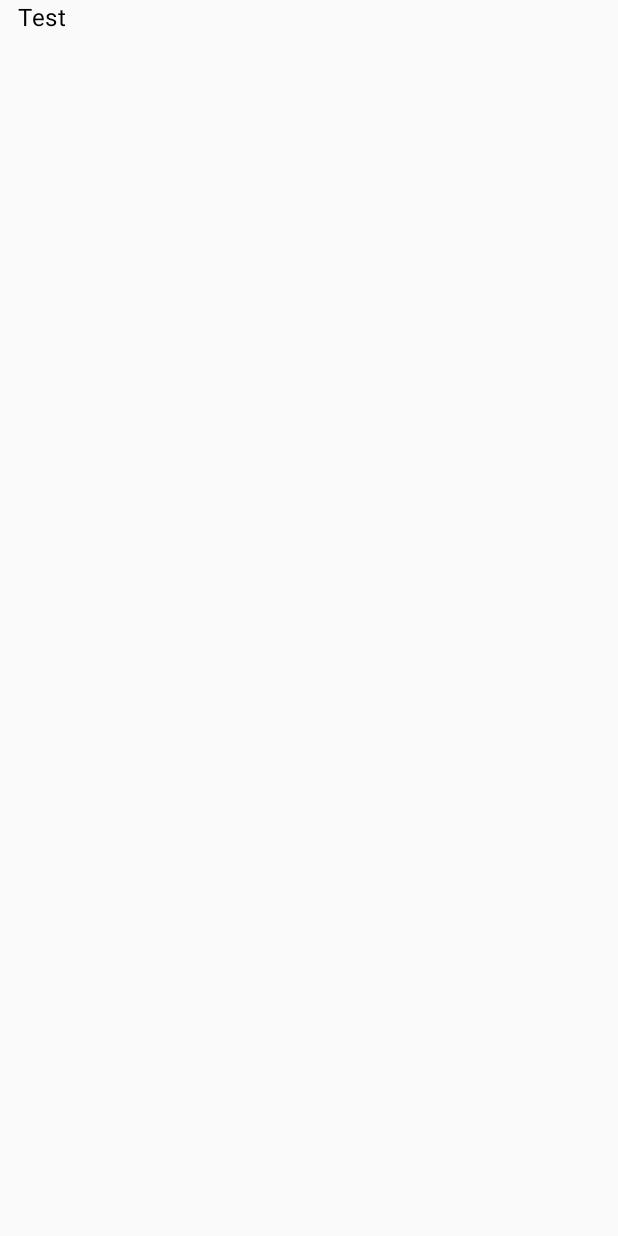
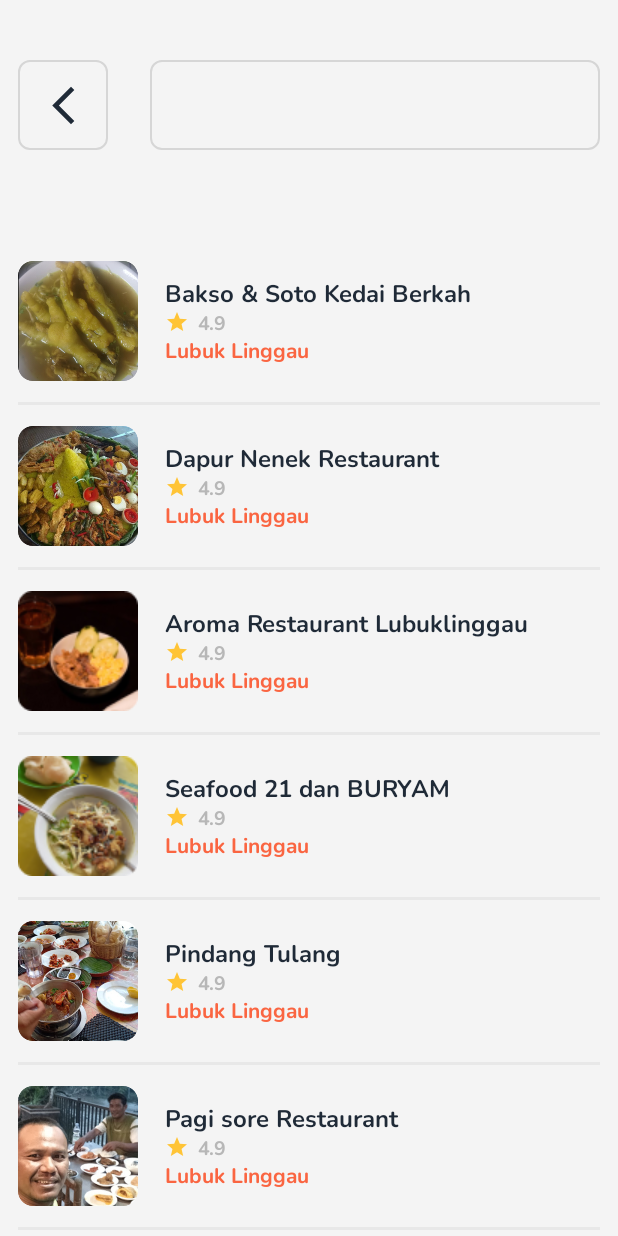
Before and after one commit to Royhan2123/Project-Mikro-Jastipin, an Android app built with Jetpack Compose: the SearchScreen screen opened through its navigation route, on a phone screen of 412 x 824 dp. Before the commit the screen is almost empty. Run offline under Robolectric (Android 15) with nearby library versions, the phone set to English and light mode, and no system bars.

Commit message:
Search 40%

```diff
--- a/app/src/main/java/com/example/jastipin/page/HomeScreen.kt
+++ b/app/src/main/java/com/example/jastipin/page/HomeScreen.kt
@@ -100,8 +100,6 @@ fun HomeScreen(navController: NavController) {
             }
 
             Spacer(modifier = Modifier.height(16.dp))
-
-
 
             Box(
                 modifier = Modifier
--- a/app/src/main/java/com/example/jastipin/page/SearchScreen.kt
+++ b/app/src/main/java/com/example/jastipin/page/SearchScreen.kt
@@ -1,25 +1,135 @@
 package com.example.jastipin.page
 
+import androidx.compose.foundation.background
+import androidx.compose.foundation.border
+import androidx.compose.foundation.layout.Arrangement
 import androidx.compose.foundation.layout.Box
+import androidx.compose.foundation.layout.Column
+import androidx.compose.foundation.layout.Row
+import androidx.compose.foundation.layout.Spacer
 import androidx.compose.foundation.layout.fillMaxSize
+import androidx.compose.foundation.layout.fillMaxWidth
+import androidx.compose.foundation.layout.height
 import androidx.compose.foundation.layout.padding
+import androidx.compose.foundation.layout.size
+import androidx.compose.foundation.layout.width
+import androidx.compose.foundation.shape.RoundedCornerShape
+import androidx.compose.material.icons.Icons
+import androidx.compose.material.icons.filled.ArrowBackIosNew
+import androidx.compose.material3.Icon
 import androidx.compose.material3.Text
 import androidx.compose.runtime.Composable
+import androidx.compose.ui.Alignment
 import androidx.compose.ui.Modifier
 import androidx.compose.ui.tooling.preview.Preview
 import androidx.compose.ui.unit.dp
 import androidx.navigation.NavController
 import androidx.navigation.compose.rememberNavController
+import com.example.jastipin.R
+import com.example.jastipin.ui.theme.accblack
+import com.example.jastipin.ui.theme.accgrey
+import com.example.jastipin.ui.theme.grey
+import com.example.jastipin.ui.theme.outlinebox
+import com.example.jastipin.widget.SearchItemList
+import com.example.jastipin.widget.SearchLazyColumn
 
 @Composable
 fun SearchScreen(navController: NavController) {
     Box(
         modifier = Modifier
             .fillMaxSize()
-            .padding(horizontal = 12.dp)
+            .background(grey)
     ) {
-        Text(text = "Test")
+        Column(
+            modifier = Modifier
+                .fillMaxSize()
+                .padding(horizontal = 12.dp)
+        ) {
+            Spacer(modifier = Modifier.height(40.dp))
+
+            Row(
+                modifier = Modifier.fillMaxWidth(),
+                horizontalArrangement = Arrangement.SpaceBetween
+            ) {
+                Box(
+                    modifier = Modifier
+                        .size(60.dp)
+                        .border(
+                            width = 1.dp,
+                            color = outlinebox,
+                            shape = RoundedCornerShape(8.dp)
+                        ),
+                    contentAlignment = Alignment.Center
+                ) {
+                    Icon(
+                        modifier = Modifier.size(30.dp),
+                        imageVector = Icons.Default.ArrowBackIosNew,
+                        contentDescription = null,
+                        tint = accblack,
+                    )
+                }
+                Box(
+                    modifier = Modifier
+                        .width(300.dp)
+                        .height(60.dp)
+                        .background(grey)
+                        .border(
+                            width = 1.dp,
+                            color = outlinebox,
+                            shape = RoundedCornerShape(8.dp)
+                        )
+                ) {
+
+                }
+            }
+            Spacer(modifier = Modifier.height(60.dp))
+
+            SearchLazyColumn()
+        }
     }
+}
+
+@Composable
+fun SearchLazyColumn() {
+    val items = listOf(
+        SearchItemList(
+            imageResId = R.drawable.searchimage1,
+            text1 = "Bakso & Soto Kedai Berkah",
+            text2 = "4.9",
+            text3 = "Lubuk Linggau"
+        ),
+        SearchItemList(
+            imageResId = R.drawable.searchimage2,
+            text1 = "Dapur Nenek Restaurant",
+            text2 = "4.9",
+            text3 = "Lubuk Linggau"
+        ),
+        SearchItemList(
+            imageResId = R.drawable.searchimage3,
+            text1 = "Aroma Restaurant Lubuklinggau",
+            text2 = "4.9",
+            text3 = "Lubuk Linggau"
+        ),
+        SearchItemList(
+            imageResId = R.drawable.searchimage4,
+            text1 = "Seafood 21 dan BURYAM",
+            text2 = "4.9",
+            text3 = "Lubuk Linggau"
+        ),
+        SearchItemList(
+            imageResId = R.drawable.searchimage5,
+            text1 = "Pindang Tulang",
+            text2 = "4.9",
+            text3 = "Lubuk Linggau"
+        ),
+        SearchItemList(
+            imageResId = R.drawable.searchimage6,
+            text1 = "Pagi sore Restaurant",
+            text2 = "4.9",
+            text3 = "Lubuk Linggau"
+        )
+    )
+    SearchLazyColumn(items = items)
 }
 
 @Preview
--- a/app/src/main/java/com/example/jastipin/ui/theme/Color.kt
+++ b/app/src/main/java/com/example/jastipin/ui/theme/Color.kt
@@ -13,6 +13,7 @@ val Pink40 = Color(0xFF7D5260)
 val orange = Color(0xFFFA6541)
 val grey = Color(0xFFF4F4F4)
 
+val accgrey2 = Color(0xFFE8E8E8)
 val accgrey = Color(0xFFB7B7B7)
 val accblack = Color(0xFF1F2A37)
 val accyellow = Color(0xFFFFC436)
--- /dev/null
+++ b/app/src/main/java/com/example/jastipin/widget/SearchLazyColumn.kt
@@ -0,0 +1,136 @@
+package com.example.jastipin.widget
+
+import android.graphics.drawable.Icon
+import androidx.compose.foundation.Image
+import androidx.compose.foundation.background
+import androidx.compose.foundation.layout.Arrangement
+import androidx.compose.foundation.layout.Column
+import androidx.compose.foundation.layout.Row
+import androidx.compose.foundation.layout.Spacer
+import androidx.compose.foundation.layout.fillMaxWidth
+import androidx.compose.foundation.layout.height
+import androidx.compose.foundation.layout.padding
+import androidx.compose.foundation.layout.size
+import androidx.compose.foundation.layout.width
+import androidx.compose.foundation.lazy.LazyColumn
+import androidx.compose.foundation.lazy.LazyRow
+import androidx.compose.foundation.lazy.items
+import androidx.compose.foundation.shape.RoundedCornerShape
+import androidx.compose.material.Divider
+import androidx.compose.material.Icon
+import androidx.compose.material.Text
+import androidx.compose.material.icons.Icons
+import androidx.compose.material.icons.filled.Favorite
+import androidx.compose.material.icons.filled.Star
+import androidx.compose.material.icons.filled.Start
+import androidx.compose.runtime.Composable
+import androidx.compose.runtime.remember
+import androidx.compose.ui.Alignment
+import androidx.compose.ui.Modifier
+import androidx.compose.ui.draw.clip
+import androidx.compose.ui.graphics.painter.Painter
+import androidx.compose.ui.res.painterResource
+import androidx.compose.ui.tooling.preview.Preview
+import androidx.compose.ui.unit.dp
+import androidx.compose.ui.unit.sp
+import com.example.jastipin.R
+import com.example.jastipin.ui.theme.accblack
+import com.example.jastipin.ui.theme.accgrey
+import com.example.jastipin.ui.theme.accgrey2
+import com.example.jastipin.ui.theme.accyellow
+import com.example.jastipin.ui.theme.grey
+import com.example.jastipin.ui.theme.nunitoBold
+import com.example.jastipin.ui.theme.orange
+import org.intellij.lang.annotations.JdkConstants.HorizontalAlignment
+
+data class SearchItemList(
+    val imageResId: Int,
+    val text1: String,
+    val text2: String,
+    val text3: String
+)
+
+@Composable
+fun SearchLazyColumn(items: List<SearchItemList>) {
+    LazyColumn() {
+        items(items) { item ->
+            Row(
+                modifier = Modifier
+                    .padding(top = 14.dp, bottom = 14.dp)
+                    .fillMaxWidth()
+            ) {
+                Image(
+                    painter = painterResource(id = item.imageResId),
+                    contentDescription = null,
+                    modifier = Modifier
+                        .height(80.dp)
+                        .width(80.dp)
+                        .clip(shape = RoundedCornerShape(4.dp))
+                )
+                Column(
+                    modifier = Modifier
+                        .padding(start = 18.dp)
+                        .align(Alignment.CenterVertically)
+                ) {
+                    Text(
+                        text = item.text1,
+                        fontFamily = nunitoBold,
+                        fontSize = 16.sp,
+                        color = accblack
+                    )
+                    Row {
+                        Icon(
+                            modifier = Modifier.size(16.dp),
+                            imageVector = Icons.Default.Star,
+                            tint = accyellow,
+                            contentDescription = "Star"
+                        )
+                        Spacer(modifier = Modifier.padding(end = 6.dp))
+                        Text(
+                            text = item.text2,
+                            fontFamily = nunitoBold,
+                            fontSize = 13.sp,
+                            color = accgrey
+                        )
+                    }
+
+                    Text(
+                        text = item.text3,
+                        fontFamily = nunitoBold,
+                        fontSize = 14.sp,
+                        color = orange
+                    )
+                }
+            }
+
+            Divider(color = accgrey2, thickness = 2.dp)
+        }
+
+    }
+}
+
+@Preview
+@Composable
+fun PreviewLazyColumn() {
+    val items = listOf(
+        SearchItemList(
+            imageResId = R.drawable.columnimage1,
+            text1 = "Text 1A",
+            text2 = "Text 2A",
+            text3 = "Text 3A"
+        ),
+        SearchItemList(
+            imageResId = R.drawable.columnimage2,
+            text1 = "Text 1B",
+            text2 = "Text 2B",
+            text3 = "Text 3B"
+        ),
+        SearchItemList(
+            imageResId = R.drawable.columnimage3,
+            text1 = "Text 1C",
+            text2 = "Text 2C",
+            text3 = "Text 3C"
+        )
+    )
+    SearchLazyColumn(items = items)
+}
```
Also changed, not shown: app/src/main/res/drawable/searchimage1.png (added), app/src/main/res/drawable/searchimage2.png (added), app/src/main/res/drawable/searchimage3.png (added), app/src/main/res/drawable/searchimage4.png (added), app/src/main/res/drawable/searchimage5.png (added), app/src/main/res/drawable/searchimage6.png (added).
